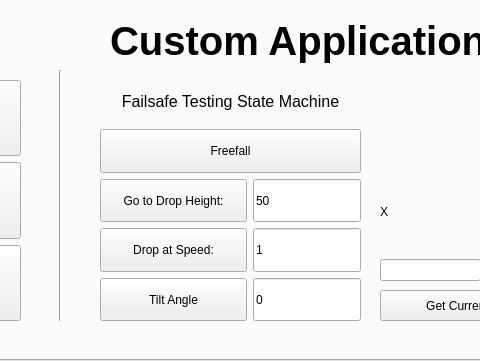
Above: src/GUI/drone_app.ui from tommyzhng/ros-qt-drone-app before the change; both pictures show x 532 to 1012 and y 496 to 857 of the 1341 by 857 pixel window. Below: the same form after it.
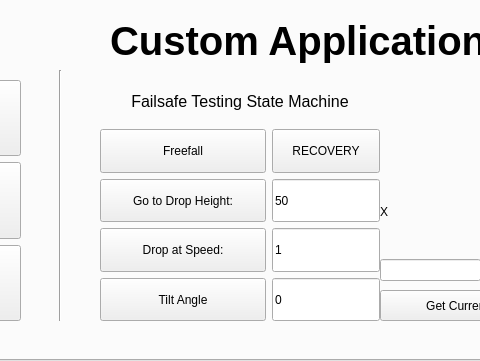
That is the form after the change.

Commit message: add velocity control and recovery buttons

```diff
--- a/src/GUI/drone_app.ui
+++ b/src/GUI/drone_app.ui
@@ -919,7 +919,7 @@
      <rect>
       <x>630</x>
       <y>550</y>
-      <width>261</width>
+      <width>280</width>
       <height>241</height>
      </rect>
     </property>
@@ -960,22 +960,6 @@
        </property>
       </widget>
      </item>
-     <item row="2" column="1" colspan="3">
-      <widget class="QPushButton" name="btnFreefall">
-       <property name="enabled">
-        <bool>true</bool>
-       </property>
-       <property name="sizePolicy">
-        <sizepolicy hsizetype="Preferred" vsizetype="Preferred">
-         <horstretch>0</horstretch>
-         <verstretch>0</verstretch>
-        </sizepolicy>
-       </property>
-       <property name="text">
-        <string>Freefall</string>
-       </property>
-      </widget>
-     </item>
      <item row="7" column="1" colspan="2">
       <widget class="QPushButton" name="btnDropVelocity">
        <property name="enabled">
@@ -1056,6 +1040,38 @@
        </property>
       </widget>
      </item>
+     <item row="2" column="1" colspan="2">
+      <widget class="QPushButton" name="btnFreefall">
+       <property name="enabled">
+        <bool>true</bool>
+       </property>
+       <property name="sizePolicy">
+        <sizepolicy hsizetype="Preferred" vsizetype="Preferred">
+         <horstretch>0</horstretch>
+         <verstretch>0</verstretch>
+        </sizepolicy>
+       </property>
+       <property name="text">
+        <string>Freefall</string>
+       </property>
+      </widget>
+     </item>
+     <item row="2" column="3">
+      <widget class="QPushButton" name="btnRecovery">
+       <property name="enabled">
+        <bool>true</bool>
+       </property>
+       <property name="sizePolicy">
+        <sizepolicy hsizetype="Preferred" vsizetype="Preferred">
+         <horstretch>0</horstretch>
+         <verstretch>0</verstretch>
+        </sizepolicy>
+       </property>
+       <property name="text">
+        <string>RECOVERY</string>
+       </property>
+      </widget>
+     </item>
     </layout>
    </widget>
    <widget class="QWidget" name="verticalLayoutWidget_7">
```
The commit also changes 4 other files.
